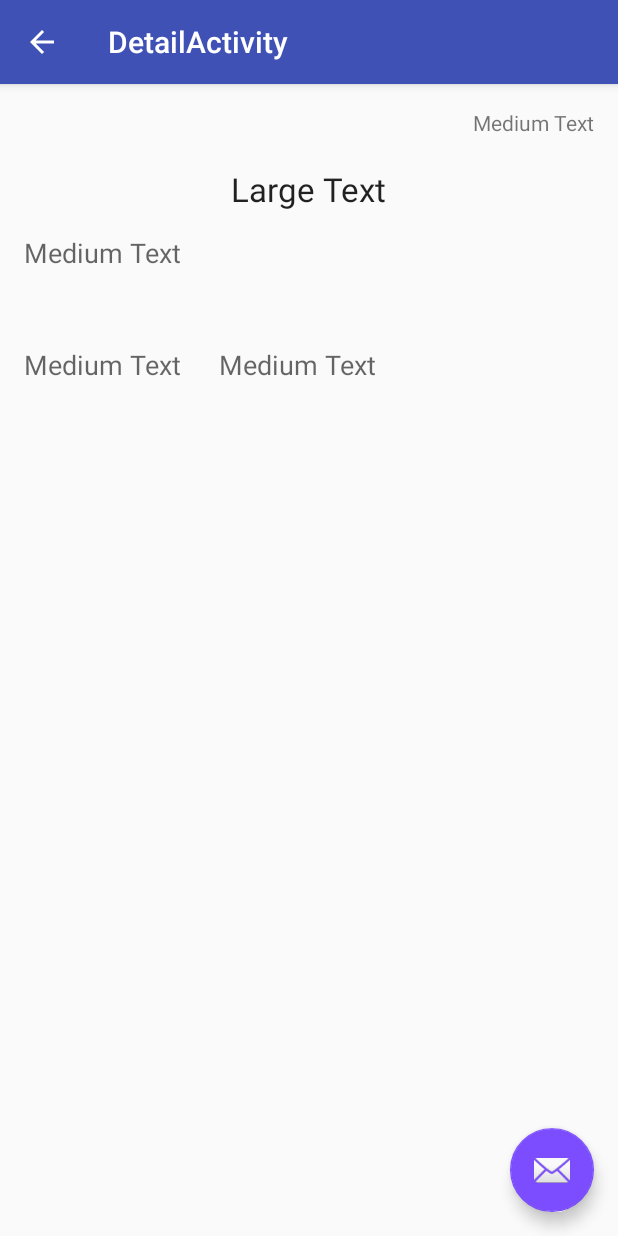
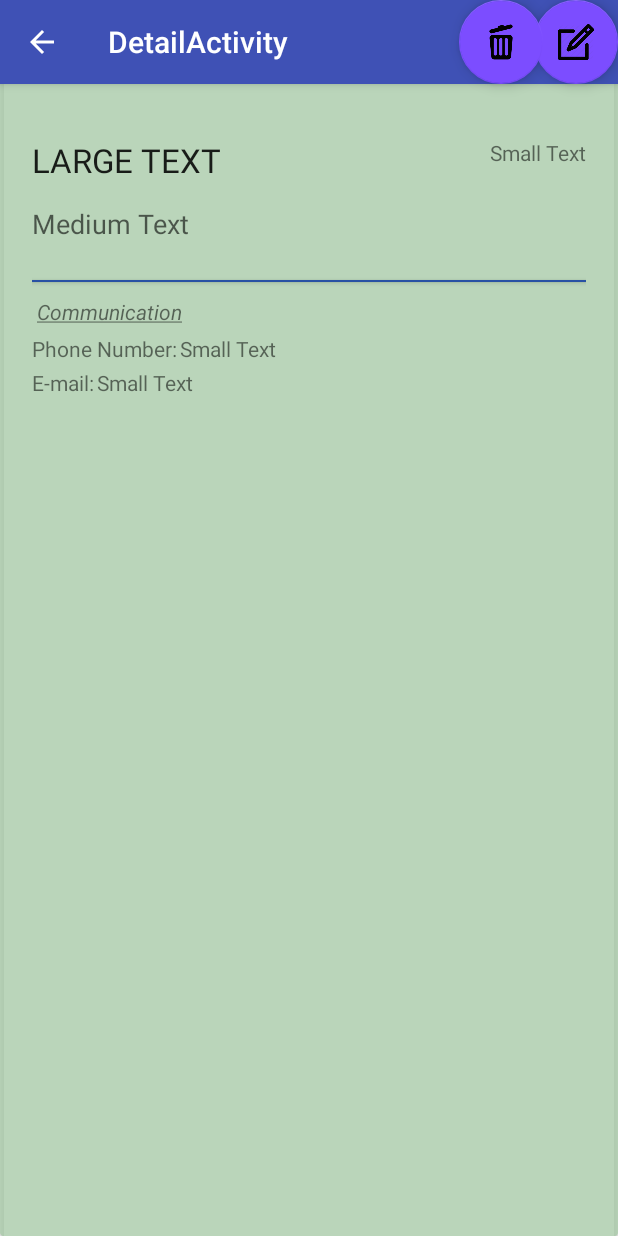
Before and after one commit to ha3al/AgendaProject, an Android app: the DetailActivity screen opened directly, with no data from a screen before it, on a phone screen of 412 x 824 dp. Run offline under Robolectric (Android 15) with nearby library versions, the phone set to English and light mode, and no system bars; 6 statements that could not run were skipped.

Commit message:
Change detail page.

```diff
--- a/app/src/main/java/com/example/hazal/myagenda/Activities/DetailActivity.java
+++ b/app/src/main/java/com/example/hazal/myagenda/Activities/DetailActivity.java
@@ -44,7 +44,14 @@ public class DetailActivity extends AppCompatActivity {
         email.setText(note.getEmail());
 
 
-        FloatingActionButton fab = (FloatingActionButton) findViewById(R.id.fab);
+        FloatingActionButton fab = (FloatingActionButton) findViewById(R.id.edit);
+        fab.setOnClickListener(new View.OnClickListener() {
+            @Override
+            public void onClick(View view) {
+                Toast.makeText(DetailActivity.this, id, Toast.LENGTH_SHORT).show();
+            }
+        });
+        FloatingActionButton fab2 = (FloatingActionButton) findViewById(R.id.trash);
         fab.setOnClickListener(new View.OnClickListener() {
             @Override
             public void onClick(View view) {
--- a/app/src/main/java/com/example/hazal/myagenda/Activities/LoginActivity.java
+++ b/app/src/main/java/com/example/hazal/myagenda/Activities/LoginActivity.java
@@ -68,6 +68,7 @@ public class LoginActivity extends AppCompatActivity {
                         Toast.makeText(LoginActivity.this, "Giriş başarılı!", Toast.LENGTH_SHORT).show();
 
                         Intent intent = new Intent(LoginActivity.this, MainActivity.class);
+                        intent.putExtra("email",user.getEmail());
                         startActivity(intent);
                     }
                 } catch (Exception e) {
--- a/app/src/main/java/com/example/hazal/myagenda/Activities/MainActivity.java
+++ b/app/src/main/java/com/example/hazal/myagenda/Activities/MainActivity.java
@@ -13,6 +13,8 @@ import android.view.MenuItem;
 import android.view.View;
 import android.widget.TextView;
 
+import com.example.hazal.myagenda.DatabaseAndClasses.Database;
+import com.example.hazal.myagenda.DatabaseAndClasses.User;
 import com.example.hazal.myagenda.Fragments.AddItemFragment;
 import com.example.hazal.myagenda.Fragments.CardViewFragment;
 import com.example.hazal.myagenda.Fragments.HelpFragment;
@@ -42,10 +44,13 @@ public class MainActivity extends AppCompatActivity
 
         navigationView = (NavigationView) findViewById(R.id.nav_view);
 
+        Database db = new Database(getApplicationContext());
+        User user = new User();
+
         //How to change elements in the header programatically
         View headerView = navigationView.getHeaderView(0);
         TextView emailText = (TextView) headerView.findViewById(R.id.email);
-        emailText.setText("newemail@argisto.com");
+        emailText.setText(getIntent().getStringExtra("email"));
         navigationView.setNavigationItemSelectedListener(this);
 
 
--- a/app/src/main/java/com/example/hazal/myagenda/Activities/RegisterActivity.java
+++ b/app/src/main/java/com/example/hazal/myagenda/Activities/RegisterActivity.java
@@ -54,6 +54,7 @@ public class RegisterActivity extends AppCompatActivity {
                     editor.commit();
 
                     Intent intent = new Intent(RegisterActivity.this, MainActivity.class);
+                    intent.putExtra("email",user.getEmail());
                     startActivity(intent);
                 } else {
                     Toast.makeText(RegisterActivity.this, "Şifreler eşleşmiyor!", Toast.LENGTH_SHORT).show();
--- a/app/src/main/res/layout/activity_detail.xml
+++ b/app/src/main/res/layout/activity_detail.xml
@@ -21,14 +21,20 @@
 
     </android.support.design.widget.AppBarLayout>
 
-    <include layout="@layout/content_detail" />
+    <include layout="@layout/content_view_detail" />
 
     <android.support.design.widget.FloatingActionButton
-        android:id="@+id/fab"
+        android:id="@+id/edit"
         android:layout_width="wrap_content"
         android:layout_height="wrap_content"
-        android:layout_gravity="bottom|end"
-        android:layout_margin="@dimen/fab_margin"
-        android:src="@android:drawable/ic_dialog_email" />
+        android:layout_gravity="top|end"
+        android:src="@drawable/edit" />
+    <android.support.design.widget.FloatingActionButton
+        android:id="@+id/trash"
+        android:layout_width="wrap_content"
+        android:layout_height="wrap_content"
+        android:layout_gravity="top|end"
+        android:layout_marginRight="50dp"
+        android:src="@drawable/trash" />
 
 </android.support.design.widget.CoordinatorLayout>
--- a/app/src/main/res/layout/activity_login.xml
+++ b/app/src/main/res/layout/activity_login.xml
@@ -54,7 +54,7 @@
     <TextView
         android:id="@+id/exist"
         android:text="or create account:"
-        android:layout_marginLeft="50dp"
+        android:layout_marginStart="50dp"
         android:layout_marginTop="20dp"
         android:layout_below="@+id/btn_login"
         android:layout_width="wrap_content"
--- a/app/src/main/res/layout/card_view_layout.xml
+++ b/app/src/main/res/layout/card_view_layout.xml
@@ -12,8 +12,10 @@
         android:layout_height="100dp"
         android:layout_gravity="center"
         android:elevation="100dp"
-        android:layout_marginTop="10dp"
-        card_view:cardCornerRadius="4dp"
+        android:layout_marginTop="5dp"
+        android:layout_marginLeft="5dp"
+        android:layout_marginRight="5dp"
+        card_view:cardCornerRadius="5dp"
         card_view:cardBackgroundColor="#caca">
 
         <RelativeLayout
--- a/app/src/main/res/layout/content_detail.xml
+++ /dev/null
@@ -1,63 +0,0 @@
-<?xml version="1.0" encoding="utf-8"?>
-<RelativeLayout xmlns:android="http://schemas.android.com/apk/res/android"
-    xmlns:app="http://schemas.android.com/apk/res-auto"
-    xmlns:tools="http://schemas.android.com/tools"
-    android:layout_width="match_parent"
-    android:layout_height="match_parent"
-    android:paddingBottom="@dimen/activity_vertical_margin"
-    android:paddingLeft="@dimen/activity_horizontal_margin"
-    android:paddingRight="@dimen/activity_horizontal_margin"
-    android:paddingTop="@dimen/activity_vertical_margin"
-    app:layout_behavior="@string/appbar_scrolling_view_behavior"
-    tools:context=".Activities.DetailActivity"
-    tools:showIn="@layout/activity_detail">
-
-    <TextView
-        android:layout_width="wrap_content"
-        android:layout_height="wrap_content"
-        android:textAppearance="?android:attr/textAppearanceSmall"
-        android:text="Medium Text"
-        android:id="@+id/textView_detail_date"
-        android:layout_alignParentTop="true"
-        android:layout_alignParentEnd="true" />
-
-    <TextView
-        android:layout_width="wrap_content"
-        android:layout_height="wrap_content"
-        android:textAppearance="?android:attr/textAppearanceLarge"
-        android:text="Large Text"
-        android:id="@+id/textView_detail_title"
-        android:layout_below="@+id/textView_detail_date"
-        android:layout_centerHorizontal="true"
-        android:layout_marginTop="20dp" />
-
-    <TextView
-        android:layout_width="wrap_content"
-        android:layout_height="wrap_content"
-        android:textAppearance="?android:attr/textAppearanceMedium"
-        android:text="Medium Text"
-        android:id="@+id/textView_detail_description"
-        android:layout_below="@+id/textView_detail_title"
-        android:layout_alignParentStart="true"
-        android:layout_marginTop="15dp" />
-
-    <TextView
-        android:layout_width="wrap_content"
-        android:layout_height="wrap_content"
-        android:textAppearance="?android:attr/textAppearanceMedium"
-        android:text="Medium Text"
-        android:id="@+id/textView_detail_contact"
-        android:layout_below="@+id/textView_detail_description"
-        android:layout_alignParentStart="true"
-        android:layout_marginTop="50dp" />
-
-    <TextView
-        android:layout_width="wrap_content"
-        android:layout_height="wrap_content"
-        android:textAppearance="?android:attr/textAppearanceMedium"
-        android:text="Medium Text"
-        android:id="@+id/textView_detail_email"
-        android:layout_alignTop="@+id/textView_detail_contact"
-        android:layout_toEndOf="@+id/textView_detail_contact"
-        android:layout_marginLeft="25dp" />
-</RelativeLayout>
--- /dev/null
+++ b/app/src/main/res/layout/content_view_detail.xml
@@ -0,0 +1,118 @@
+<?xml version="1.0" encoding="utf-8"?>
+<LinearLayout xmlns:android="http://schemas.android.com/apk/res/android"
+    android:layout_width="match_parent"
+    android:paddingTop="@dimen/activity_vertical_margin"
+    xmlns:card_view="http://schemas.android.com/apk/res-auto"
+    android:layout_height="match_parent">
+
+
+    <android.support.v7.widget.CardView
+        android:id="@+id/card_view"
+        android:layout_width="match_parent"
+        android:layout_height="match_parent"
+        android:elevation="100dp"
+        card_view:cardBackgroundColor="#caca">
+
+        <RelativeLayout
+            android:layout_width="match_parent"
+            android:layout_height="match_parent"
+            android:layout_marginTop="10dp"
+            android:layout_marginLeft="5dp"
+            android:layout_marginRight="5dp"
+            android:padding="16dp">
+
+            <TextView
+                android:layout_width="wrap_content"
+                android:layout_height="wrap_content"
+                android:textAppearance="?android:attr/textAppearanceSmall"
+                android:text="Small Text"
+                android:id="@+id/textView_detail_date"
+                android:layout_marginTop="50dp"
+                android:layout_alignParentEnd="true"/>
+
+            <TextView
+                android:layout_width="wrap_content"
+                android:layout_height="wrap_content"
+                android:textAppearance="?android:attr/textAppearanceLarge"
+                android:text="Large Text"
+                android:textAllCaps="true"
+                android:id="@+id/textView_detail_title"
+                android:layout_alignParentStart="true"
+                android:layout_marginTop="50dp" />
+
+            <TextView
+                android:layout_width="wrap_content"
+                android:layout_height="wrap_content"
+                android:textAppearance="?android:attr/textAppearanceMedium"
+                android:text="Medium Text"
+                android:id="@+id/textView_detail_description"
+                android:layout_below="@+id/textView_detail_title"
+                android:layout_alignParentStart="true"
+                android:layout_marginTop="15dp" />
+
+            <Button
+                android:id="@+id/btn_line"
+                android:layout_marginTop="25dp"
+                android:layout_width="match_parent"
+                android:layout_height="1dp"
+                android:layout_below="@+id/textView_detail_description"
+                android:background="#2851a4"/>
+
+            <TextView
+                android:id="@+id/communication"
+                android:textAppearance="?android:attr/textAppearanceSmall"
+                android:layout_below="@id/btn_line"
+                android:layout_alignParentStart="true"
+                android:layout_marginTop="10dp"
+                android:text="@string/communication"
+                android:textStyle="italic"
+                android:layout_width="wrap_content"
+                android:layout_height="wrap_content" />
+
+            <TextView
+                android:id="@+id/contact"
+                android:textAppearance="?android:attr/textAppearanceSmall"
+                android:layout_below="@id/communication"
+                android:layout_alignParentStart="true"
+                android:layout_marginTop="5dp"
+                android:text="@string/num"
+                android:layout_width="wrap_content"
+                android:layout_height="wrap_content" />
+
+            <TextView
+                android:layout_width="wrap_content"
+                android:layout_height="wrap_content"
+                android:textAppearance="?android:attr/textAppearanceSmall"
+                android:text="Small Text"
+                android:id="@+id/textView_detail_contact"
+                android:layout_marginStart="2dp"
+                android:layout_below="@+id/communication"
+                android:layout_toEndOf="@id/contact"
+                android:layout_marginTop="5dp" />
+
+            <TextView
+                android:id="@+id/contract_mail"
+                android:textAppearance="?android:attr/textAppearanceSmall"
+                android:layout_below="@id/textView_detail_contact"
+                android:layout_alignParentStart="true"
+                android:layout_marginTop="3dp"
+                android:text="@string/mail"
+                android:layout_width="wrap_content"
+                android:layout_height="wrap_content" />
+
+            <TextView
+                android:layout_width="wrap_content"
+                android:layout_height="wrap_content"
+                android:textAppearance="?android:attr/textAppearanceSmall"
+                android:text="Small Text"
+                android:layout_marginTop="3dp"
+                android:layout_below="@id/textView_detail_contact"
+                android:id="@+id/textView_detail_email"
+                android:layout_marginStart="2dp"
+                android:layout_toEndOf="@id/contract_mail"/>
+
+        </RelativeLayout>
+
+    </android.support.v7.widget.CardView>
+
+</LinearLayout>
--- a/app/src/main/res/values/strings.xml
+++ b/app/src/main/res/values/strings.xml
@@ -8,6 +8,11 @@
     <string name="action_settings">Settings</string>
     <string name="action_search">Search</string>
     <string name="action_add">Add</string>
+    <string name="num">Phone Number: </string>
+    <string name="mail">E-mail: </string>
+    <string name="communication">
+        <u>Communication</u>
+    </string>
 
     <!-- TODO: Remove or change this placeholder text -->
     <string name="hello_blank_fragment">Hello blank fragment</string>
```
Also changed, not shown: app/src/main/res/drawable-hdpi/edit.png (added), app/src/main/res/drawable-hdpi/trash.png (added), app/src/main/res/drawable-mdpi/edit.png (added), app/src/main/res/drawable-mdpi/trash.png (added), app/src/main/res/drawable-xhdpi/edit.png (added), app/src/main/res/drawable-xhdpi/trash.png (added), app/src/main/res/drawable-xxhdpi/edit.png (added), app/src/main/res/drawable-xxhdpi/trash.png (added), app/src/main/res/drawable-xxxhdpi/edit.png (added), app/src/main/res/drawable-xxxhdpi/trash.png (added).
